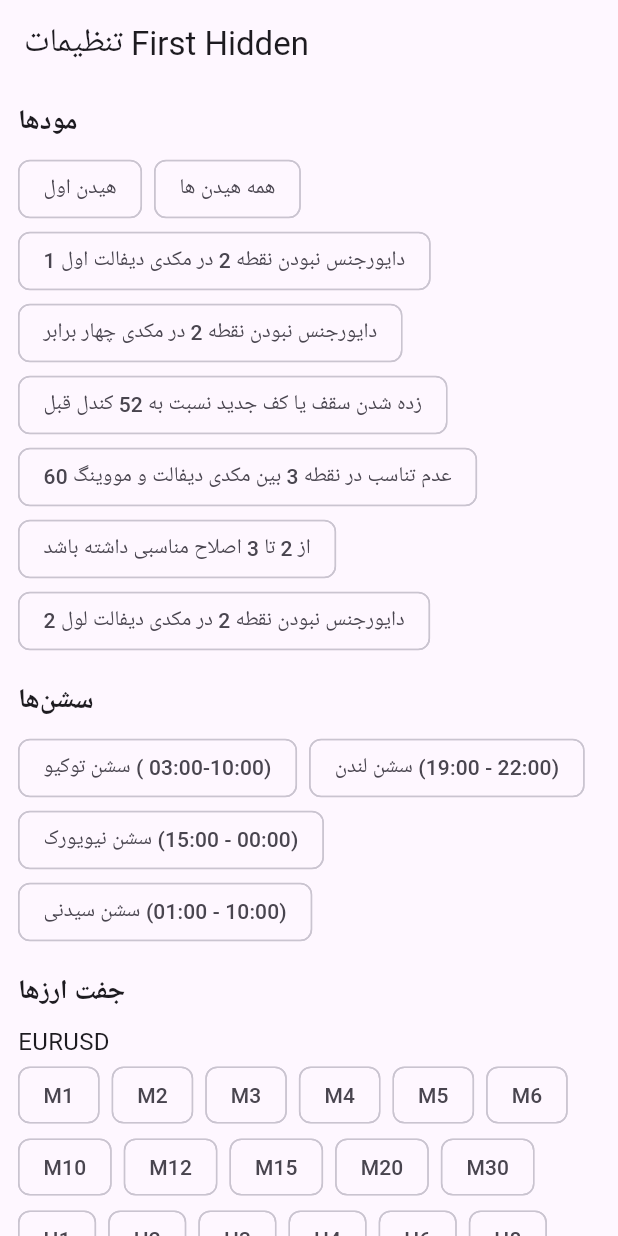
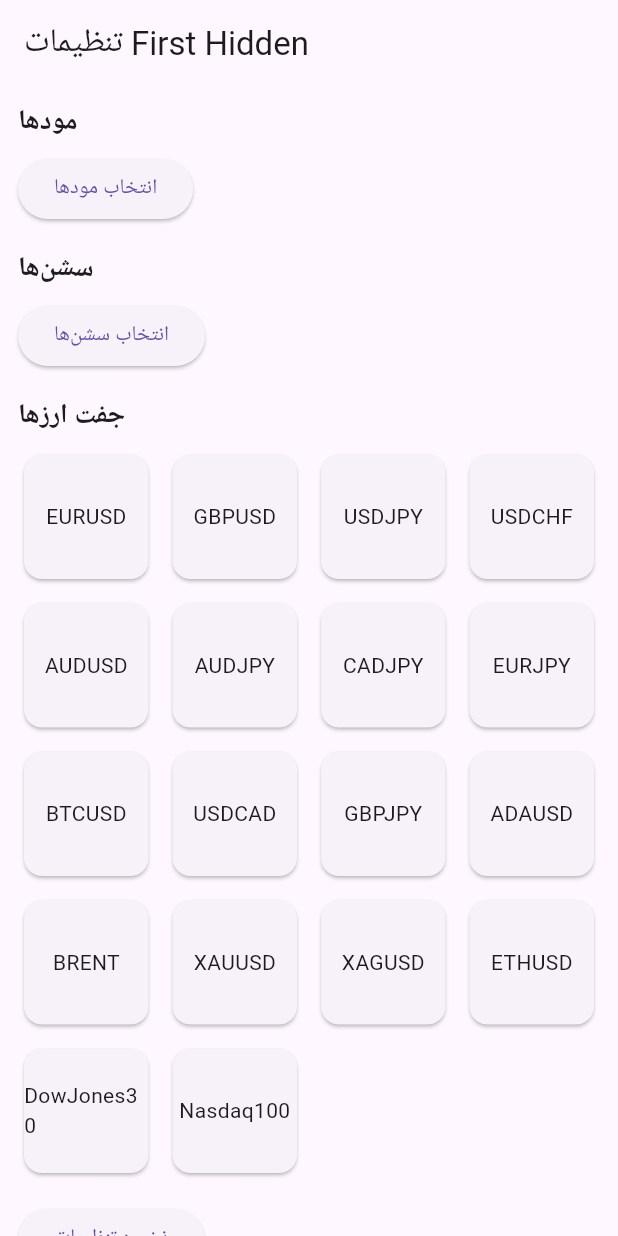
Before and after one commit to shallagehmasood/aa, a Flutter app: the HomePage screen opened directly with empty values, on a phone screen of 412 x 824 dp. Run offline on Flutter 3.47's test engine with Material 3 defaults, Android fonts, the phone set to English and light mode, and no system bars; our stand-ins replace shared_preferences; accounts and stored records are empty.

Commit message:
Update main.dart

```diff
--- a/lib/main.dart
+++ b/lib/main.dart
@@ -1,6 +1,7 @@
 import 'package:flutter/material.dart';
 import 'package:http/http.dart' as http;
 import 'dart:convert';
+import 'package:shared_preferences/shared_preferences.dart';
 
 // --- ثابت‌ها ---
 const PAIRS = [
@@ -62,14 +63,11 @@ class _UserIdPageState extends State<UserIdPage> {
       statusMessage = "";
     });
     try {
-      // کدگذاری userId به URL
       var encodedUserId = Uri.encodeComponent(userId);
       var url = Uri.parse("http://178.63.171.244:5000/check_whitelist?user_id=$encodedUserId");
 
-      // ارسال درخواست به سرور
       var res = await http.get(url);
 
-      // بررسی پاسخ سرور
       if (res.statusCode == 200) {
         var data = jsonDecode(res.body);
         return data["authorized"] == true;
@@ -183,6 +181,10 @@ class _HomePageState extends State<HomePage> {
           headers: {"Content-Type": "application/json"});
 
       if (res.statusCode == 200) {
+        // ذخیره در حافظه گوشی
+        SharedPreferences prefs = await SharedPreferences.getInstance();
+        await prefs.setString('settings', body);  // ذخیره تنظیمات در حافظه
+
         setState(() {
           statusMessage = "✅ تنظیمات با موفقیت ذخیره شد";
         });
@@ -202,6 +204,109 @@ class _HomePageState extends State<HomePage> {
     }
   }
 
+  // نمایش باتن شیت برای تایم فریم‌ها
+  void showTimeframeBottomSheet(String pair) {
+    showModalBottomSheet(
+      context: context,
+      builder: (context) {
+        return Column(
+          children: [
+            Text(pair, style: TextStyle(fontSize: 20, fontWeight: FontWeight.bold)),
+            Wrap(
+              spacing: 8,
+              children: TIMEFRAMES.map((tf) {
+                return FilterChip(
+                  label: Text(tf),
+                  selected: selectedPairs[pair]![tf]!,
+                  onSelected: (val) {
+                    setState(() {
+                      selectedPairs[pair]![tf] = val;
+                    });
+                  },
+                );
+              }).toList(),
+            ),
+            Row(
+              mainAxisAlignment: MainAxisAlignment.center,
+              children: [
+                ElevatedButton(
+                  onPressed: () {
+                    setState(() {
+                      selectedSignals[pair] = "BUY";
+                    });
+                  },
+                  child: Text("BUY"),
+                ),
+                ElevatedButton(
+                  onPressed: () {
+                    setState(() {
+                      selectedSignals[pair] = "SELL";
+                    });
+                  },
+                  child: Text("SELL"),
+                ),
+                ElevatedButton(
+                  onPressed: () {
+                    setState(() {
+                      selectedSignals[pair] = "BUYSELL";
+                    });
+                  },
+                  child: Text("BUYSELL"),
+                ),
+              ],
+            ),
+          ],
+        );
+      },
+    );
+  }
+
+  // نمایش باتن شیت برای مودها
+  void showModeBottomSheet() {
+    showModalBottomSheet(
+      context: context,
+      builder: (context) {
+        return Wrap(
+          spacing: 8,
+          children: MODES.keys.map((m) {
+            return FilterChip(
+              label: Text(MODES[m]!),
+              selected: selectedModes[m]!,
+              onSelected: (val) {
+                setState(() {
+                  selectedModes[m] = val;
+                });
+              },
+            );
+          }).toList(),
+        );
+      },
+    );
+  }
+
+  // نمایش باتن شیت برای سشن‌ها
+  void showSessionBottomSheet() {
+    showModalBottomSheet(
+      context: context,
+      builder: (context) {
+        return Wrap(
+          spacing: 8,
+          children: SESSIONS.keys.map((s) {
+            return FilterChip(
+              label: Text(SESSIONS[s]!),
+              selected: selectedSessions[s]!,
+              onSelected: (val) {
+                setState(() {
+                  selectedSessions[s] = val;
+                });
+              },
+            );
+          }).toList(),
+        );
+      },
+    );
+  }
+
   @override
   Widget build(BuildContext context) {
     return Scaffold(
@@ -214,100 +319,42 @@ class _HomePageState extends State<HomePage> {
             // ---------- مودها ----------
             Text("مودها", style: TextStyle(fontSize: 18, fontWeight: FontWeight.bold)),
             SizedBox(height: 8),
-            Wrap(
-              spacing: 8,
-              children: MODES.keys.map((m) {
-                return FilterChip(
-                  label: Text(MODES[m]!),
-                  selected: selectedModes[m]!,
-                  onSelected: (val) {
-                    setState(() {
-                      if (m == "A1") {
-                        selectedModes["A1"] = val;
-                        if (val) selectedModes["A2"] = false;
-                      } else if (m == "A2") {
-                        selectedModes["A2"] = val;
-                        if (val) selectedModes["A1"] = false;
-                      } else {
-                        selectedModes[m] = val;
-                      }
-                    });
-                  },
-                );
-              }).toList(),
+            ElevatedButton(
+              onPressed: showModeBottomSheet,
+              child: Text("انتخاب مودها"),
             ),
             SizedBox(height: 16),
 
             // ---------- سشن‌ها ----------
             Text("سشن‌ها", style: TextStyle(fontSize: 18, fontWeight: FontWeight.bold)),
             SizedBox(height: 8),
-            Wrap(
-              spacing: 8,
-              children: SESSIONS.keys.map((s) {
-                return FilterChip(
-                  label: Text(SESSIONS[s]!),
-                  selected: selectedSessions[s]!,
-                  onSelected: (val) {
-                    setState(() {
-                      selectedSessions[s] = val;
-                    });
-                  },
-                );
-              }).toList(),
+            ElevatedButton(
+              onPressed: showSessionBottomSheet,
+              child: Text("انتخاب سشن‌ها"),
             ),
             SizedBox(height: 16),
 
             // ---------- جفت ارزها ----------
             Text("جفت ارزها", style: TextStyle(fontSize: 18, fontWeight: FontWeight.bold)),
             SizedBox(height: 8),
-            ...PAIRS.map((pair) {
-              return Column(
-                crossAxisAlignment: CrossAxisAlignment.start,
-                children: [
-                  Text(pair, style: TextStyle(fontSize: 16)),
-                  Wrap(
-                    spacing: 8,
-                    children: TIMEFRAMES.map((tf) {
-                      return FilterChip(
-                        label: Text(tf),
-                        selected: selectedPairs[pair]![tf]!,
-                        onSelected: (val) {
-                          setState(() {
-                            selectedPairs[pair]![tf] = val;
-                          });
-                        },
-                      );
-                    }).toList(),
+            GridView.builder(
+              shrinkWrap: true,
+              gridDelegate: SliverGridDelegateWithFixedCrossAxisCount(
+                crossAxisCount: 4,
+                crossAxisSpacing: 8,
+                mainAxisSpacing: 8,
+              ),
+              itemCount: PAIRS.length,
+              itemBuilder: (context, index) {
+                String pair = PAIRS[index];
+                return GestureDetector(
+                  onTap: () => showTimeframeBottomSheet(pair),
+                  child: Card(
+                    child: Center(child: Text(pair)),
                   ),
-                ],
-              );
-            }).toList(),
-            SizedBox(height: 16),
-
-            // ---------- سیگنال‌ها ----------
-            Text("سیگنال‌ها", style: TextStyle(fontSize: 18, fontWeight: FontWeight.bold)),
-            SizedBox(height: 8),
-            ...PAIRS.map((pair) {
-              return Row(
-                children: [
-                  Text(pair, style: TextStyle(fontSize: 16)),
-                  DropdownButton<String>(
-                    value: selectedSignals[pair],
-                    items: SIGNALS.map((signal) {
-                      return DropdownMenuItem<String>(
-                        value: signal,
-                        child: Text(signal),
-                      );
-                    }).toList(),
-                    onChanged: (value) {
-                      setState(() {
-                        selectedSignals[pair] = value!;
-                      });
-                    },
-                  ),
-                ],
-              );
-            }).toList(),
+                );
+              },
+            ),
             SizedBox(height: 16),
 
             // ---------- وضعیت ارسال ----------
```
